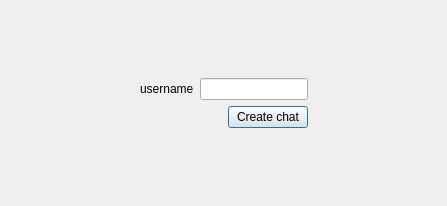
First picture: the form in miMessageClient/addchatform.ui, repository lucky-rydar/miMessage, before the edit.
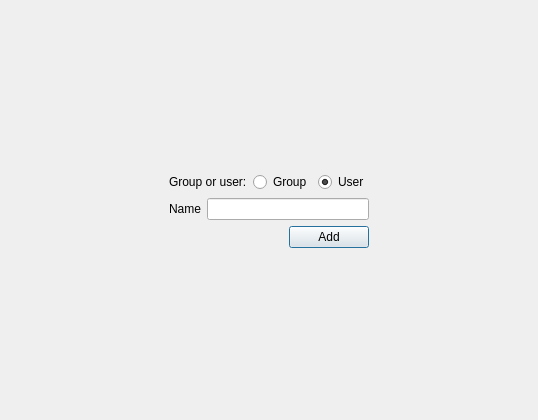
Second picture: the form after the edit.

```diff
--- a/miMessageClient/addchatform.ui
+++ b/miMessageClient/addchatform.ui
@@ -6,8 +6,8 @@
    <rect>
     <x>0</x>
     <y>0</y>
-    <width>447</width>
-    <height>206</height>
+    <width>538</width>
+    <height>420</height>
    </rect>
   </property>
   <property name="windowTitle">
@@ -16,7 +16,9 @@
   <property name="modal">
    <bool>true</bool>
   </property>
-  <layout class="QHBoxLayout" name="horizontalLayout_3">
+  <layout class="QGridLayout" name="gridLayout">
+   <item row="0" column="0">
+    <layout class="QHBoxLayout" name="horizontalLayout_4">
    <item>
     <spacer name="horizontalSpacer_3">
      <property name="orientation">
@@ -45,6 +47,34 @@
        </property>
       </spacer>
      </item>
+       <item>
+        <layout class="QHBoxLayout" name="horizontalLayout_3">
+         <item>
+          <widget class="QLabel" name="label_2">
+           <property name="text">
+            <string>Group or user:</string>
+           </property>
+          </widget>
+         </item>
+         <item>
+          <widget class="QRadioButton" name="radioButton">
+           <property name="text">
+            <string>Group</string>
+           </property>
+          </widget>
+         </item>
+         <item>
+          <widget class="QRadioButton" name="radioButton_2">
+           <property name="text">
+            <string>User</string>
+           </property>
+           <property name="checked">
+            <bool>true</bool>
+           </property>
+          </widget>
+         </item>
+        </layout>
+       </item>
      <item>
       <layout class="QVBoxLayout" name="verticalLayout">
        <item>
@@ -52,7 +82,7 @@
          <item>
           <widget class="QLabel" name="label">
            <property name="text">
-            <string>username</string>
+              <string>Name</string>
            </property>
           </widget>
          </item>
@@ -63,6 +93,13 @@
        </item>
        <item>
         <layout class="QHBoxLayout" name="horizontalLayout_2">
+           <item>
+            <widget class="QLabel" name="InfoLabel">
+             <property name="text">
+              <string/>
+             </property>
+            </widget>
+           </item>
          <item>
           <spacer name="horizontalSpacer">
            <property name="orientation">
@@ -79,7 +116,7 @@
          <item>
           <widget class="QPushButton" name="createChat">
            <property name="text">
-            <string>Create chat</string>
+              <string>Add</string>
            </property>
           </widget>
          </item>
@@ -114,6 +151,8 @@
       </size>
      </property>
     </spacer>
+     </item>
+    </layout>
    </item>
   </layout>
  </widget>
```
Lines whose indentation alone changed are shown as unchanged.
